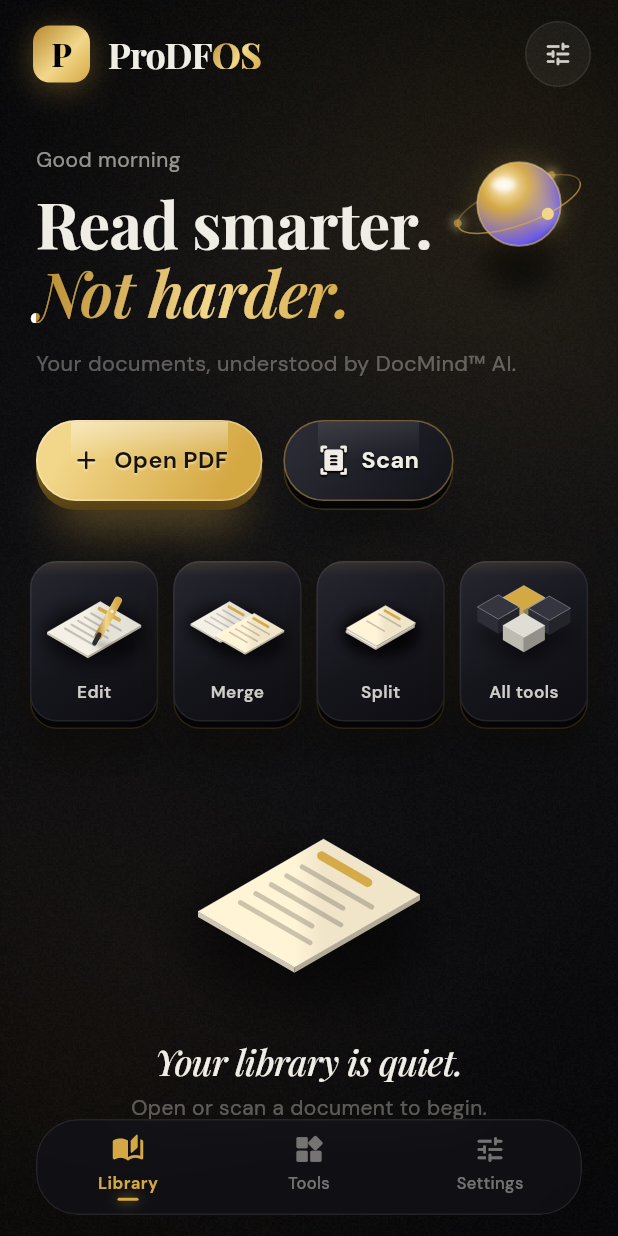
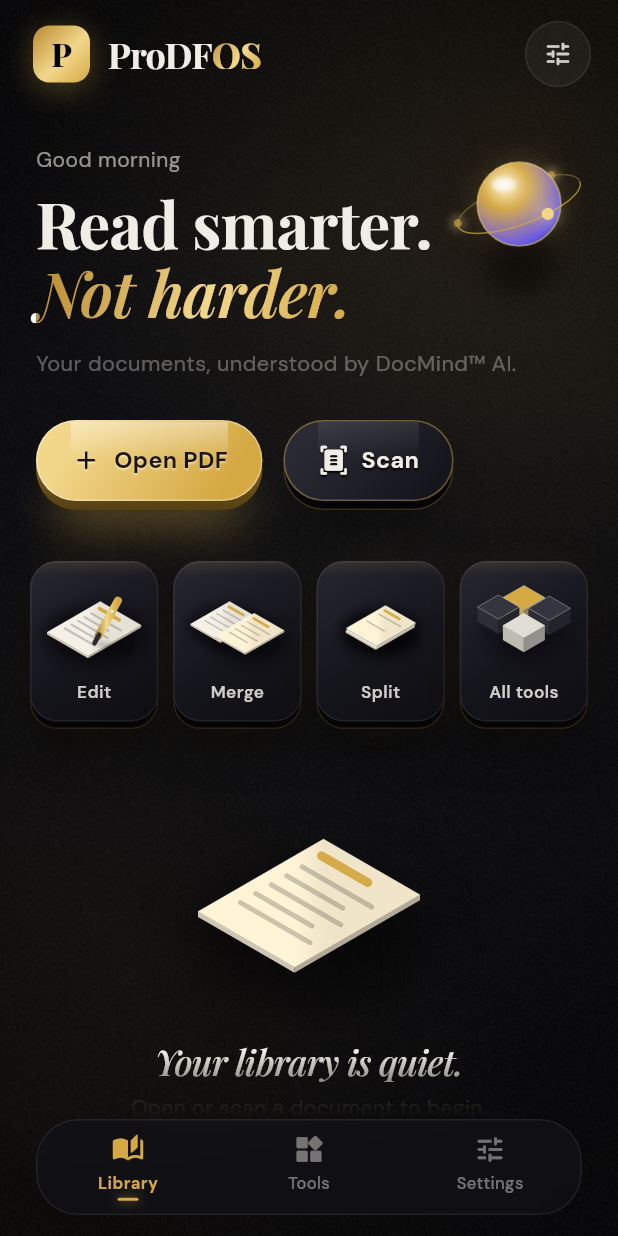
Before and after one commit to fisbal/prodfos, a Flutter app: the screen it shows after launch, on a phone screen of 412 x 824 dp. Run offline on Flutter 3.47's test engine with Material 3 defaults, Android fonts, the phone set to English and light mode, and no system bars; drawn by our look-alikes of flutter_animate; our stand-ins replace file_picker, go_router, google_fonts, hive, hive_flutter, image_picker and 6 more; missing offline and left inert: dart:js_interop, dart:ui_web, google_mlkit_document_scanner, syncfusion_flutter_pdf, syncfusion_flutter_pdfviewer, syncfusion_flutter_signaturepad and 1 more; accounts and stored records are empty.

Commit message:
Library: list stops above the floating nav bar (no more hidden recent files)
Co-Authored-By: Claude Opus 5.5 <noreply@anthropic.com>
Claude-Session: https://claude.ai/code/session_01JhDd7Boz4ehqNMsU52fS3x

```diff
--- a/lib/features/library/library_screen.dart
+++ b/lib/features/library/library_screen.dart
@@ -69,9 +69,21 @@ class _LibraryScreenState extends State<LibraryScreen> {
       backgroundColor: AppTheme.voidBlack,
       extendBody: true,
       body: CinematicBackdrop(
+        // The list stops ABOVE the floating nav bar (extendBody puts the bar's
+        // height into MediaQuery padding), with a soft fade at its lower edge —
+        // nothing ever hides behind the bar.
         child: ContentWidth(child: SafeArea(
           bottom: false,
-          child: CustomScrollView(
+          child: Builder(builder: (context) => Padding(
+            padding: EdgeInsets.only(bottom: MediaQuery.paddingOf(context).bottom),
+            child: ShaderMask(
+            blendMode: BlendMode.dstIn,
+            shaderCallback: (r) => const LinearGradient(
+              begin: Alignment.topCenter, end: Alignment.bottomCenter,
+              colors: [Colors.white, Colors.white, Colors.transparent],
+              stops: [0, 0.94, 1],
+            ).createShader(r),
+            child: CustomScrollView(
             physics: const BouncingScrollPhysics(),
             slivers: [
               SliverToBoxAdapter(child: _header()),
@@ -95,9 +107,11 @@ class _LibraryScreenState extends State<LibraryScreen> {
                   ),
                 ],
               ],
-              const SliverToBoxAdapter(child: SizedBox(height: 120)),
+              const SliverToBoxAdapter(child: SizedBox(height: 28)),
             ],
           ),
+          ),
+          )),
         )),
       ),
       bottomNavigationBar: GlassNavBar(current: 0, items: [
```
